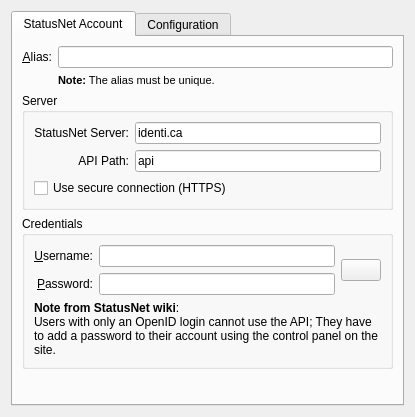
Qt form microblogs/laconica/laconicaeditaccount_base.ui (KDE/choqok) before a commit.
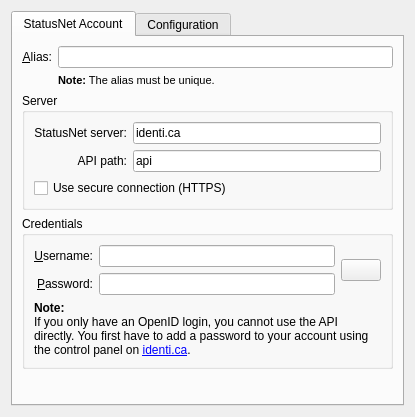
The same form after that commit. Custom widgets are drawn as their Qt base class.

Diff of the .ui file:
```diff
--- a/microblogs/laconica/laconicaeditaccount_base.ui
+++ b/microblogs/laconica/laconicaeditaccount_base.ui
@@ -80,7 +80,7 @@
           <item row="0" column="0">
            <widget class="QLabel" name="label_2">
             <property name="text">
-             <string>StatusNet Server:</string>
+             <string>StatusNet server:</string>
             </property>
             <property name="alignment">
              <set>Qt::AlignRight|Qt::AlignTrailing|Qt::AlignVCenter</set>
@@ -100,7 +100,7 @@
           <item row="1" column="0">
            <widget class="QLabel" name="label_4">
             <property name="text">
-             <string>API Path:</string>
+             <string>API path:</string>
             </property>
             <property name="alignment">
              <set>Qt::AlignRight|Qt::AlignTrailing|Qt::AlignVCenter</set>
@@ -224,9 +224,9 @@
              <string>&lt;!DOCTYPE HTML PUBLIC &quot;-//W3C//DTD HTML 4.0//EN&quot; &quot;http://www.w3.org/TR/REC-html40/strict.dtd&quot;&gt;
 &lt;html&gt;&lt;head&gt;&lt;meta name=&quot;qrichtext&quot; content=&quot;1&quot; /&gt;&lt;style type=&quot;text/css&quot;&gt;
 p, li { white-space: pre-wrap; }
-&lt;/style&gt;&lt;/head&gt;&lt;body style=&quot; font-family:'DejaVu Sans'; font-size:9pt; font-weight:400; font-style:normal;&quot;&gt;
-&lt;p style=&quot; margin-top:0px; margin-bottom:0px; margin-left:0px; margin-right:0px; -qt-block-indent:0; text-indent:0px;&quot;&gt;&lt;span style=&quot; font-weight:600;&quot;&gt;Note from StatusNet wiki&lt;/span&gt;:&lt;/p&gt;
-&lt;p style=&quot; margin-top:0px; margin-bottom:0px; margin-left:0px; margin-right:0px; -qt-block-indent:0; text-indent:0px;&quot;&gt;Users with only an OpenID login cannot use the API; They have to add a password to their account using the control panel on the site.&lt;/p&gt;&lt;/body&gt;&lt;/html&gt;</string>
+&lt;/style&gt;&lt;/head&gt;&lt;body style=&quot; font-family:'Liberation Sans'; font-size:9pt; font-weight:400; font-style:normal;&quot;&gt;
+&lt;p style=&quot; margin-top:0px; margin-bottom:0px; margin-left:0px; margin-right:0px; -qt-block-indent:0; text-indent:0px;&quot;&gt;&lt;span style=&quot; font-family:'DejaVu Sans'; font-weight:600;&quot;&gt;Note:&lt;/span&gt;&lt;/p&gt;
+&lt;p style=&quot; margin-top:0px; margin-bottom:0px; margin-left:0px; margin-right:0px; -qt-block-indent:0; text-indent:0px;&quot;&gt;&lt;span style=&quot; font-family:'DejaVu Sans';&quot;&gt;If you only have an OpenID login, you cannot use the API directly. You first have to add a password to your account using the control panel on &lt;/span&gt;&lt;a href=&quot;https://identi.ca/&quot;&gt;&lt;span style=&quot; text-decoration: underline; color:#0000ff;&quot;&gt;identi.ca&lt;/span&gt;&lt;/a&gt;&lt;span style=&quot; font-family:'DejaVu Sans';&quot;&gt;.&lt;/span&gt;&lt;/p&gt;&lt;/body&gt;&lt;/html&gt;</string>
             </property>
             <property name="wordWrap">
              <bool>true</bool>
```
Left out of the diff: 6 changed lines with no effect on the pictures.
